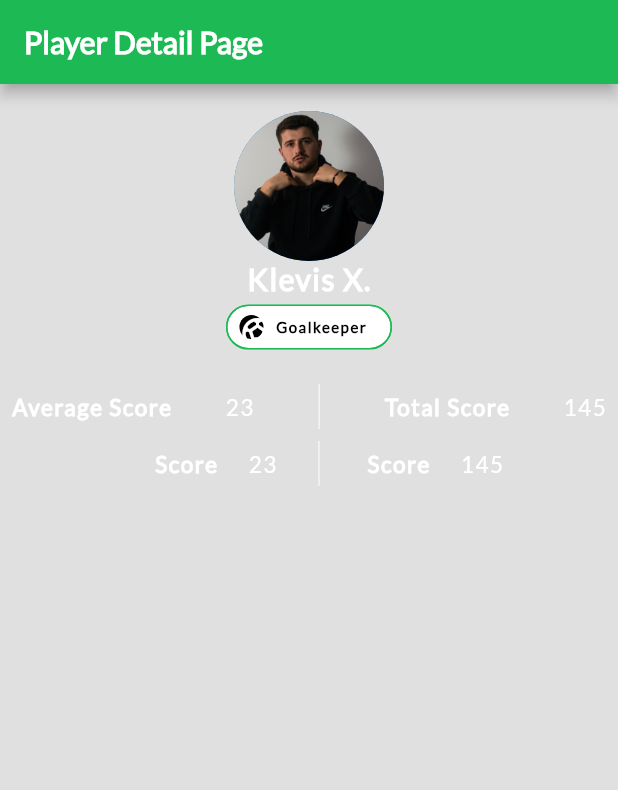
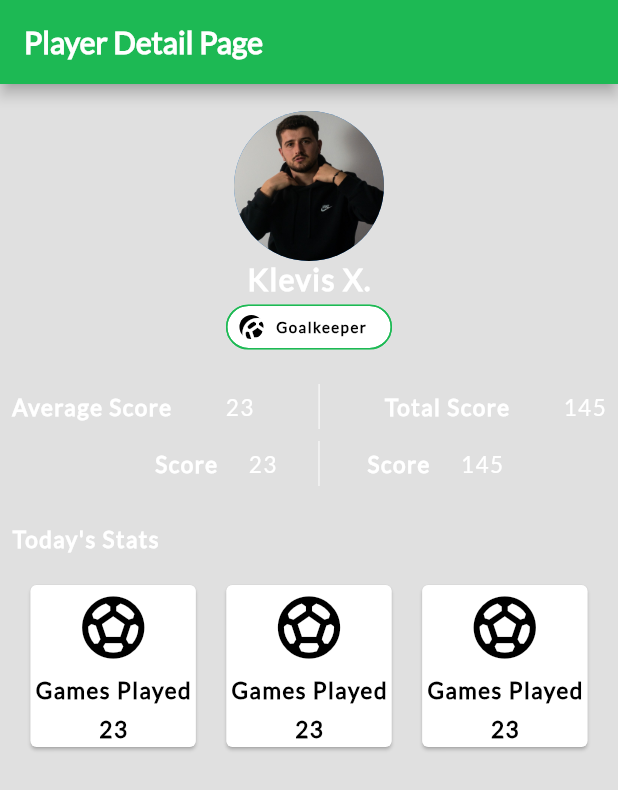
Before and after one commit to kleviss/flutter-business-card, a Flutter app: the screen it shows after launch, on a phone screen of 412 x 824 dp. Shown: the top 790 px of the screen. Run offline on Flutter 3.47's test engine with Material 2 defaults, Android fonts, the phone set to English and light mode, and no system bars.

Commit message:
create row with cards

```diff
--- a/lib/main.dart
+++ b/lib/main.dart
@@ -212,6 +212,155 @@ class MyApp extends StatelessWidget {
                 ],
               ),
             ),
+            const Padding(
+                padding: EdgeInsets.fromLTRB(8.0, 18.0, 8.0, 0.0),
+                child: Text(
+                  'Today\'s Stats',
+                  style: TextStyle(
+                    color: Colors.white,
+                    fontSize: 15.0,
+                    fontWeight: FontWeight.bold,
+                    letterSpacing: 1.0,
+                    fontFamily: 'Lato',
+                  ),
+                )),
+            Padding(
+              padding: const EdgeInsets.fromLTRB(4.0, 18.0, 4.0, 8.0),
+              child: Row(
+                mainAxisAlignment: MainAxisAlignment.spaceEvenly,
+                children: [
+                  Card(
+                    color: Colors.white,
+                    child: Padding(
+                      padding: const EdgeInsets.all(3.0),
+                      child: Column(
+                        mainAxisSize: MainAxisSize.min,
+                        mainAxisAlignment: MainAxisAlignment.center,
+                        children: const [
+                          Icon(
+                            Icons.sports_soccer,
+                            color: Colors.black,
+                            size: 50.0,
+                          ),
+                          SizedBox(
+                            height: 8.0,
+                          ),
+                          Text(
+                            'Games Played',
+                            style: TextStyle(
+                              color: Colors.black,
+                              fontSize: 15.0,
+                              fontWeight: FontWeight.bold,
+                              letterSpacing: 1.0,
+                              fontFamily: 'Lato',
+                            ),
+                          ),
+                          SizedBox(
+                            height: 8.0,
+                          ),
+                          Text(
+                            '23',
+                            style: TextStyle(
+                              color: Colors.black,
+                              fontWeight: FontWeight.bold,
+                              fontSize: 15.0,
+                              letterSpacing: 1.0,
+                              fontFamily: 'Lato',
+                            ),
+                          ),
+                        ],
+                      ),
+                    ),
+                  ),
+                  Card(
+                    color: Colors.white,
+                    child: Padding(
+                      padding: const EdgeInsets.all(3.0),
+                      child: Column(
+                        mainAxisSize: MainAxisSize.min,
+                        mainAxisAlignment: MainAxisAlignment.center,
+                        children: const [
+                          Icon(
+                            Icons.sports_soccer,
+                            color: Colors.black,
+                            size: 50.0,
+                          ),
+                          SizedBox(
+                            height: 8.0,
+                          ),
+                          Text(
+                            'Games Played',
+                            style: TextStyle(
+                              color: Colors.black,
+                              fontSize: 15.0,
+                              fontWeight: FontWeight.bold,
+                              letterSpacing: 1.0,
+                              fontFamily: 'Lato',
+                            ),
+                          ),
+                          SizedBox(
+                            height: 8.0,
+                          ),
+                          Text(
+                            '23',
+                            style: TextStyle(
+                              color: Colors.black,
+                              fontWeight: FontWeight.bold,
+                              fontSize: 15.0,
+                              letterSpacing: 1.0,
+                              fontFamily: 'Lato',
+                            ),
+                          ),
+                        ],
+                      ),
+                    ),
+                  ),
+                  Card(
+                    color: Colors.white,
+                    child: Padding(
+                      padding: const EdgeInsets.all(3.0),
+                      child: Column(
+                        mainAxisSize: MainAxisSize.min,
+                        mainAxisAlignment: MainAxisAlignment.center,
+                        children: const [
+                          Icon(
+                            Icons.sports_soccer,
+                            color: Colors.black,
+                            size: 50.0,
+                          ),
+                          SizedBox(
+                            height: 8.0,
+                          ),
+                          Text(
+                            'Games Played',
+                            style: TextStyle(
+                              color: Colors.black,
+                              fontSize: 15.0,
+                              fontWeight: FontWeight.bold,
+                              letterSpacing: 1.0,
+                              fontFamily: 'Lato',
+                            ),
+                          ),
+                          SizedBox(
+                            height: 8.0,
+                          ),
+                          Text(
+                            '23',
+                            style: TextStyle(
+                              color: Colors.black,
+                              fontWeight: FontWeight.bold,
+                              fontSize: 15.0,
+                              letterSpacing: 1.0,
+                              fontFamily: 'Lato',
+                            ),
+                          ),
+                        ],
+                      ),
+                    ),
+                  ),
+                ],
+              ),
+            ),
           ],
         ),
       ),
```
